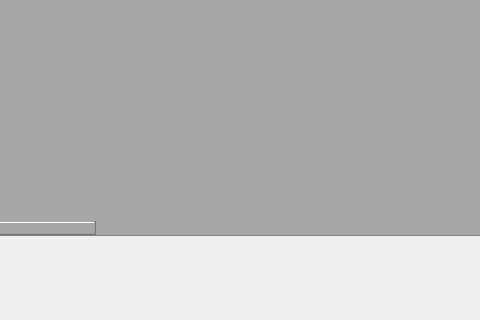
First picture: the form in src/pyStock/stockframe.ui, repository qq17908/PyPandas, before the edit; both pictures show x 343 to 823 and y 325 to 645 of the 944 by 645 pixel window.
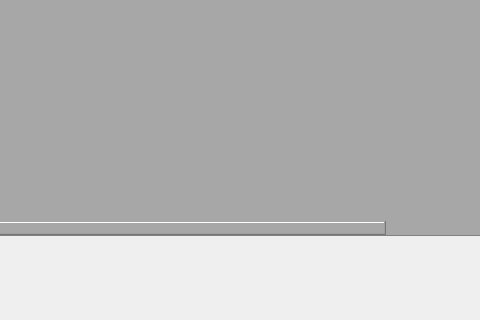
Second picture: the form after the edit.

Diff of the .ui file:
```diff
--- a/src/pyStock/stockframe.ui
+++ b/src/pyStock/stockframe.ui
@@ -56,7 +56,7 @@
      <number>5</number>
     </property>
     <property name="columnCount">
-     <number>17</number>
+     <number>10</number>
     </property>
     <row/>
     <row/>
@@ -108,14 +108,6 @@
       <string>盈亏金额</string>
      </property>
     </column>
-    <column/>
-    <column/>
-    <column/>
-    <column/>
-    <column/>
-    <column/>
-    <column/>
-    <column/>
    </widget>
   </widget>
   <widget class="QMenuBar" name="menubar">
```
